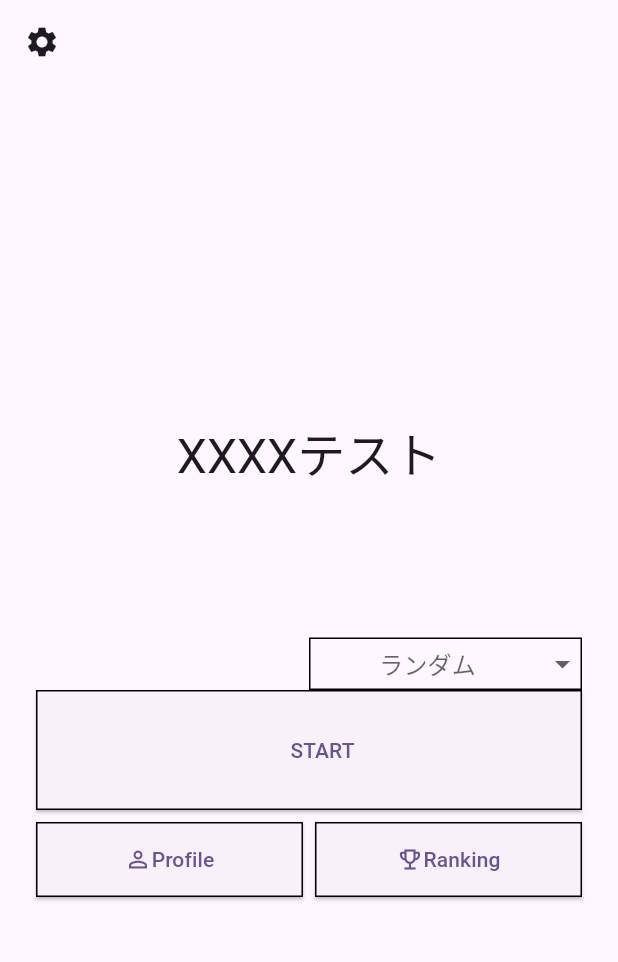
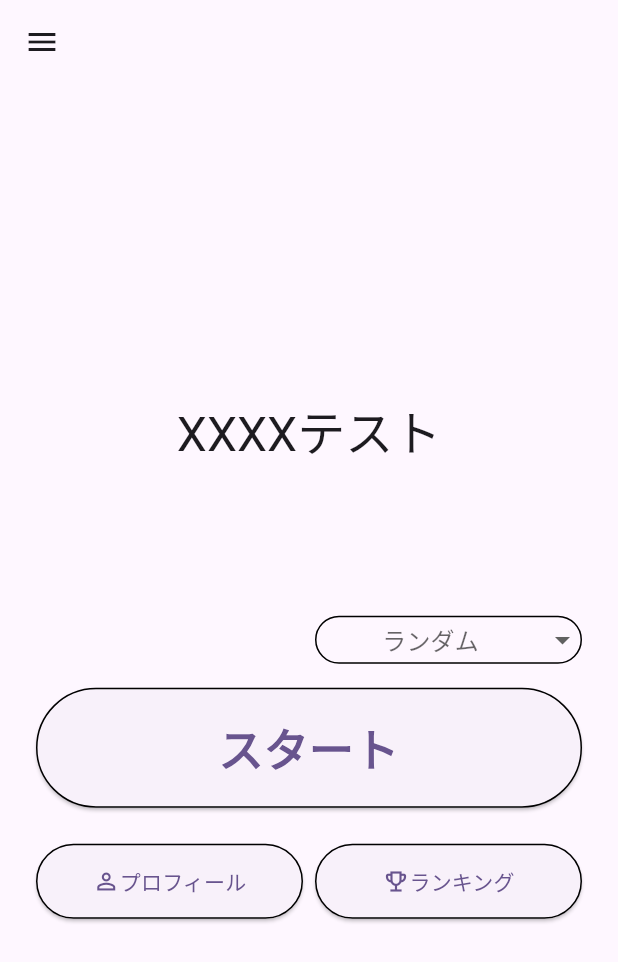
Before and after one commit to Issei-Hiramatsu/team_pampers, a Flutter app: the screen it shows once a user with an empty profile is signed in, on a phone screen of 412 x 824 dp. Shown: the top 962 px of the screen. Run offline on Flutter 3.47's test engine with Material 2 defaults, Android fonts, the phone set to English and light mode, and no system bars; drawn by our look-alikes of flutter_animate; our stand-ins replace cached_network_image, cloud_firestore, connectivity_plus, firebase_auth, firebase_core, firebase_storage and 8 more; accounts and stored records are empty.

Commit message:
fix: ホーム画面のUIの修正

```diff
--- a/lib/pages/home_page/components/home_dropdown_button.dart
+++ b/lib/pages/home_page/components/home_dropdown_button.dart
@@ -7,14 +7,16 @@ class HomeDropDownButton extends StatelessWidget {
   Widget build(BuildContext context) {
     return Container(
       decoration:BoxDecoration(
+          borderRadius: BorderRadius.circular(20),
         border: Border.all(color: Colors.black,)
       ),
       child: DropdownButton(
+        borderRadius: BorderRadius.circular(40.0),
         hint: const Center(child: Text('ランダム')),
         isExpanded: true,
         underline: Container(),
         ///  itemsにスポンサーのカテゴリーを入れる  ///
-          items: <String>['ランダム','みみみ','うううう'].map((String value) {
+          items: <String>['ランダム','YUMEMI','CyberAgent'].map((String value) {
             return DropdownMenuItem<String>(
               value: value,
               child: Text(value),
--- a/lib/pages/home_page/home_page.dart
+++ b/lib/pages/home_page/home_page.dart
@@ -1,3 +1,4 @@
+import 'package:flutter/cupertino.dart';
 import 'package:flutter/material.dart';
 import 'package:hooks_riverpod/hooks_riverpod.dart';
 import 'package:team_pampers/pages/profile_page/profile_page.dart';
@@ -19,17 +20,8 @@ class HomePage extends HookConsumerWidget {
 
   @override
   Widget build(BuildContext context, WidgetRef ref) {
-    final scaffoldKey = GlobalKey<ScaffoldState>();
     return Scaffold(
-      key: scaffoldKey,
-      appBar: AppBar(
-        leading: IconButton(
-          icon: const Icon(Icons.settings),
-          onPressed: () {
-            scaffoldKey.currentState!.openDrawer();
-          },
-        ),
-      ),
+      appBar: AppBar(),
       body: Center(
         child: Padding(
           padding: const EdgeInsets.symmetric(horizontal: 24),
@@ -46,21 +38,34 @@ class HomePage extends HookConsumerWidget {
               Row(
                 children: [
                   Expanded(child: Container()),
+                  const SizedBox(width: 8,),
                   const Expanded(
                     child: SizedBox(
-                      height: 35,
+                      height: 32,
                       child: HomeDropDownButton(),
                     ),
                   ),
                 ],
               ),
+
+              const SizedBox(height: 16),
+
               SizedBox(
                       height: 80,
-                      child: CustomButton(
-                          onPressed: () {
-                            Navigator.push(context, QuizPage.route());
-                          },
-                          text: 'START'))
+                      child: ElevatedButton(
+                        style: ElevatedButton.styleFrom(
+                          side: const BorderSide(
+                            color: Colors.black,
+                          ),
+                        ),
+                        onPressed: () {Navigator.push(context, QuizPage.route());},
+                        child: const Row(
+                          mainAxisAlignment: MainAxisAlignment.center,
+                          children: [
+                            Text('スタート',style: TextStyle(fontSize: 30,fontWeight: FontWeight.bold)),
+                          ],
+                        ),
+                      ))
                   .animate(onPlay: (controller) => controller.repeat())
                   .shimmer(delay: 4000.ms, duration: 1800.ms)
                   .shake(hz: 4, curve: Curves.easeInOutCubic)
@@ -75,7 +80,7 @@ class HomePage extends HookConsumerWidget {
                     end: const Offset(1 / 1.1, 1 / 1.1),
                   ),
               const SizedBox(
-                height: 8,
+                height: 24,
               ),
               Row(
                 children: [
@@ -90,7 +95,7 @@ class HomePage extends HookConsumerWidget {
                           );
                         },
                         icon: Icons.person_outline,
-                        text: 'Profile',
+                        text: 'プロフィール',
                       ),
                     ),
                   ),
@@ -103,7 +108,7 @@ class HomePage extends HookConsumerWidget {
                       child: CustomButton(
                         onPressed: () {},
                         icon: Icons.emoji_events_outlined,
-                        text: 'Ranking',
+                        text: 'ランキング',
                       ),
                     ),
                   ),
--- a/lib/widgets/custom_button.dart
+++ b/lib/widgets/custom_button.dart
@@ -19,9 +19,6 @@ class CustomButton extends StatelessWidget {
         side: const BorderSide(
           color: Colors.black,
         ),
-        shape: RoundedRectangleBorder(
-          borderRadius: BorderRadius.circular(0),
-        ),
       ),
       onPressed: onPressed,
       child: Row(
```
